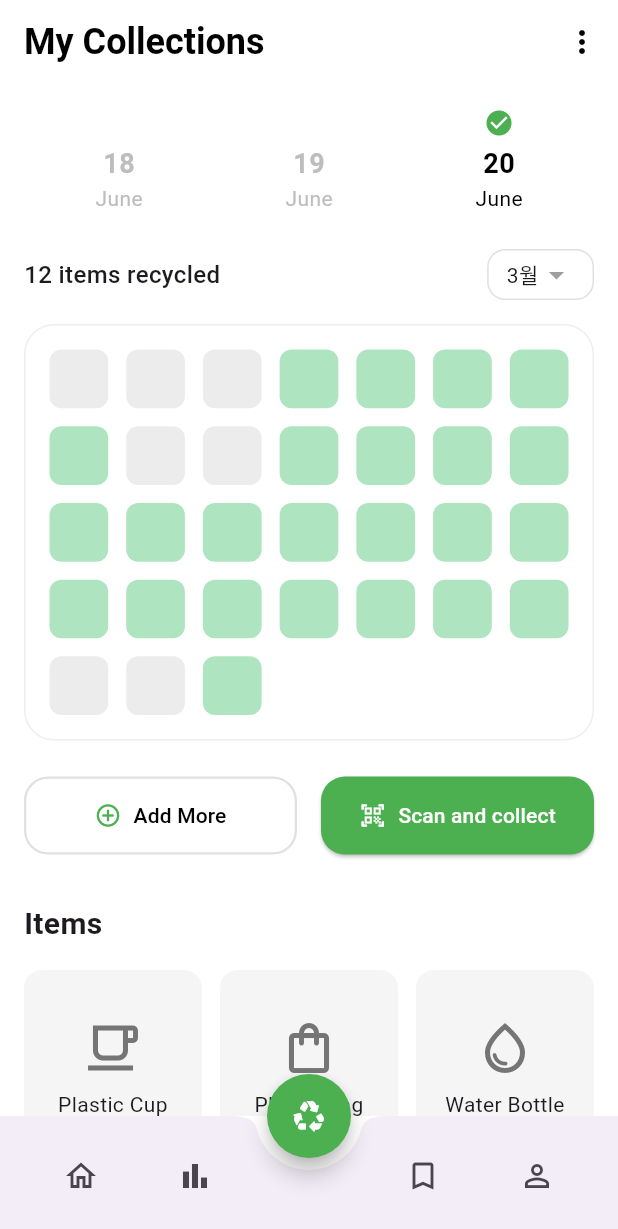
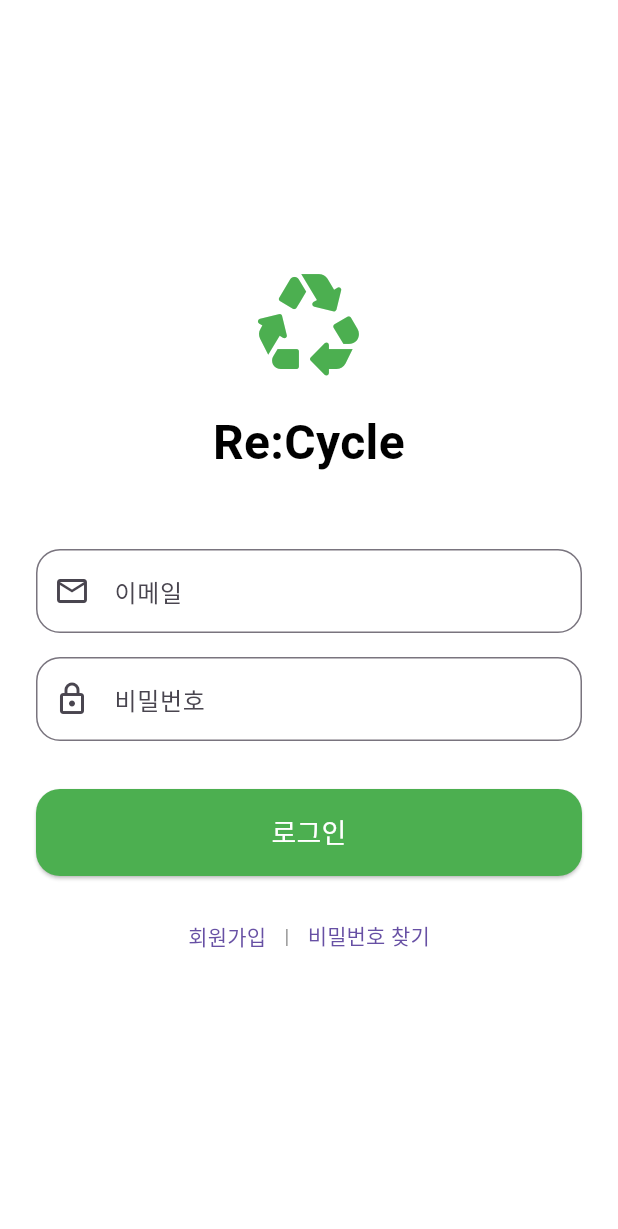
Before and after one commit to MoonsDe/GNU_REAL_PBL, a Flutter app: the screen it shows after launch, on a phone screen of 412 x 824 dp. Shown: the top 1229 px of the screen. Run offline on Flutter 3.47's test engine with Material 3 defaults, Android fonts, the light colour scheme and no system bars.

Commit message:
login_ui 구조 제작
로그인 창 구현 및 앱 이동 구조화

```diff
--- a/lib/main.dart
+++ b/lib/main.dart
@@ -1,7 +1,7 @@
 import 'package:flutter/material.dart';
-import 'package:gnu_real_pbl/screens/main_screen.dart';
+// 1. (수정) main_screen.dart 대신 login_screen.dart를 import
 
-
+import 'package:gnu_real_pbl/screens/login_screen.dart';
 void main() {
   runApp(const MyApp());
 }
@@ -15,11 +15,18 @@ class MyApp extends StatelessWidget {
       title: 'Re:Cycle',
       theme: ThemeData(
         primarySwatch: Colors.green,
+        // (추가) 텍스트 필드 테마도 앱 전체 테마와 맞춥니다.
+        inputDecorationTheme: InputDecorationTheme(
+          focusedBorder: OutlineInputBorder(
+            borderRadius: BorderRadius.circular(16.0),
+            borderSide: const BorderSide(color: Colors.green, width: 2.0),
+          ),
+        ),
       ),
       debugShowCheckedModeBanner: false,
 
-
-      home: const MainScreen(),
+      // 2. (수정) 앱의 첫 화면을 LoginScreen으로 변경합니다.
+      home: const LoginScreen(),
     );
   }
 }
--- /dev/null
+++ b/lib/screens/login_screen.dart
@@ -0,0 +1,145 @@
+// lib/screens/login_screen.dart
+
+import 'package:flutter/material.dart';
+// 1. (오류 수정됨) 'packagepackage:' -> 'package:'
+import 'package:gnu_real_pbl/screens/main_screen.dart';
+
+class LoginScreen extends StatefulWidget {
+  const LoginScreen({super.key});
+
+  @override
+  State<LoginScreen> createState() => _LoginScreenState();
+}
+
+class _LoginScreenState extends State<LoginScreen> {
+  // 텍스트 필드를 제어하기 위한 컨트롤러
+  final _emailController = TextEditingController();
+  final _passwordController = TextEditingController();
+
+  @override
+  void dispose() {
+    // 위젯이 종료될 때 컨트롤러도 정리합니다.
+    _emailController.dispose();
+    _passwordController.dispose();
+    super.dispose();
+  }
+
+  void _login() {
+    // TODO: 여기에 실제 이메일/비밀번호 로그인 로직을 구현합니다.
+    // (예: Firebase Auth, 백엔드 API 호출)
+
+    // 지금은 로그인에 성공했다고 가정하고,
+    // 현재 화면을 닫고 MainScreen으로 이동시킵니다.
+    Navigator.of(context).pushReplacement(
+      MaterialPageRoute(builder: (context) => const MainScreen()),
+    );
+  }
+
+  @override
+  Widget build(BuildContext context) {
+    return Scaffold(
+      backgroundColor: Colors.white,
+      // 키보드가 올라올 때 UI가 밀려 올라가도록
+      body: SafeArea(
+        child: Center(
+          child: SingleChildScrollView(
+            padding: const EdgeInsets.symmetric(horizontal: 24.0),
+            child: Column(
+              mainAxisAlignment: MainAxisAlignment.center,
+              crossAxisAlignment: CrossAxisAlignment.stretch,
+              children: [
+                // 1. 앱 로고 (메인 화면의 초록색과 통일)
+                const Icon(
+                  Icons.recycling_rounded, // Re:Cycle 앱의 아이덴티티
+                  size: 80,
+                  color: Colors.green,
+                ),
+                const SizedBox(height: 16),
+
+                // 2. 앱 이름
+                const Text(
+                  'Re:Cycle',
+                  textAlign: TextAlign.center,
+                  style: TextStyle(
+                    fontSize: 32,
+                    fontWeight: FontWeight.bold,
+                    color: Colors.black,
+                  ),
+                ),
+                const SizedBox(height: 48),
+
+                // 3. 이메일 텍스트 필드
+                // (메인 화면의 버튼/카드와 동일한 둥근 모서리)
+                TextField(
+                  controller: _emailController,
+                  keyboardType: TextInputType.emailAddress,
+                  decoration: InputDecoration(
+                    labelText: '이메일',
+                    prefixIcon: const Icon(Icons.email_outlined),
+                    border: OutlineInputBorder(
+                      borderRadius: BorderRadius.circular(16.0),
+                    ),
+                  ),
+                ),
+                const SizedBox(height: 16),
+
+                // 4. 비밀번호 텍스트 필드
+                TextField(
+                  controller: _passwordController,
+                  obscureText: true, // 비밀번호 숨기기
+                  decoration: InputDecoration(
+                    labelText: '비밀번호',
+                    prefixIcon: const Icon(Icons.lock_outlined),
+                    border: OutlineInputBorder(
+                      borderRadius: BorderRadius.circular(16.0),
+                    ),
+                  ),
+                ),
+                const SizedBox(height: 32),
+
+                // 5. 로그인 버튼
+                // (메인 화면의 'Scan and collect' 버튼과 동일한 스타일)
+                ElevatedButton(
+                  style: ElevatedButton.styleFrom(
+                    backgroundColor: Colors.green, // 초록색 배경
+                    foregroundColor: Colors.white, // 흰색 글씨
+                    padding: const EdgeInsets.symmetric(vertical: 16),
+                    shape: RoundedRectangleBorder(
+                      borderRadius: BorderRadius.circular(16),
+                    ),
+                  ),
+                  onPressed: _login, // _login 함수 호출
+                  child: const Text(
+                    '로그인',
+                    style: TextStyle(fontSize: 18, fontWeight: FontWeight.w500),
+                  ),
+                ),
+                const SizedBox(height: 16),
+
+                // 6. 회원가입 / 비밀번호 찾기 (텍스트 버튼)
+                Row(
+                  mainAxisAlignment: MainAxisAlignment.center,
+                  children: [
+                    TextButton(
+                      onPressed: () {
+                        /* TODO: 회원가입 화면 이동 */
+                      },
+                      child: const Text('회원가입'),
+                    ),
+                    const Text('|', style: TextStyle(color: Colors.grey)),
+                    TextButton(
+                      onPressed: () {
+                        /* TODO: 비밀번호 찾기 */
+                      },
+                      child: const Text('비밀번호 찾기'),
+                    ),
+                  ],
+                ),
+              ],
+            ),
+          ),
+        ),
+      ),
+    );
+  }
+}
```
